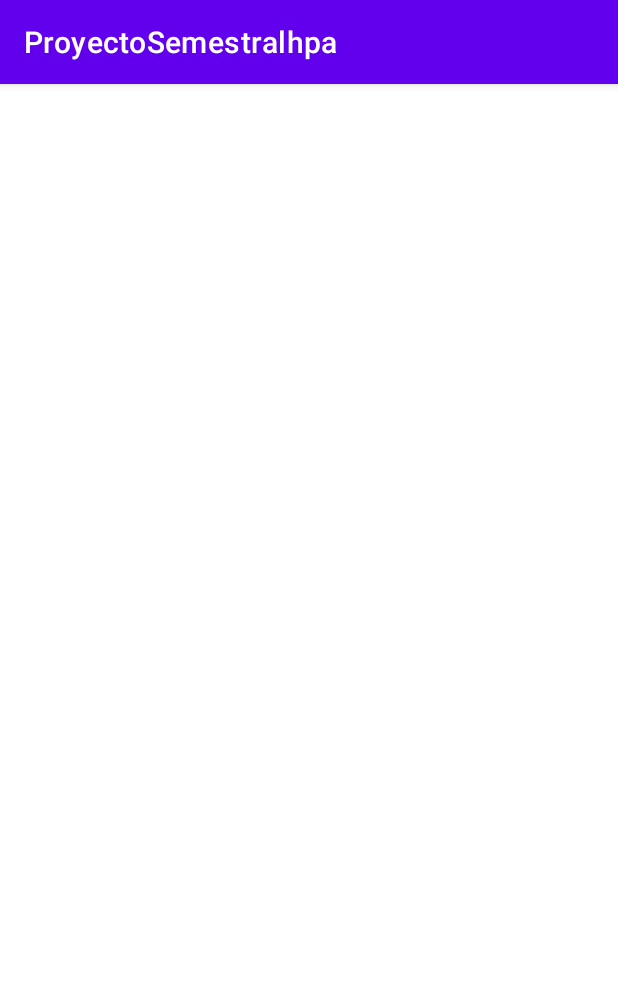
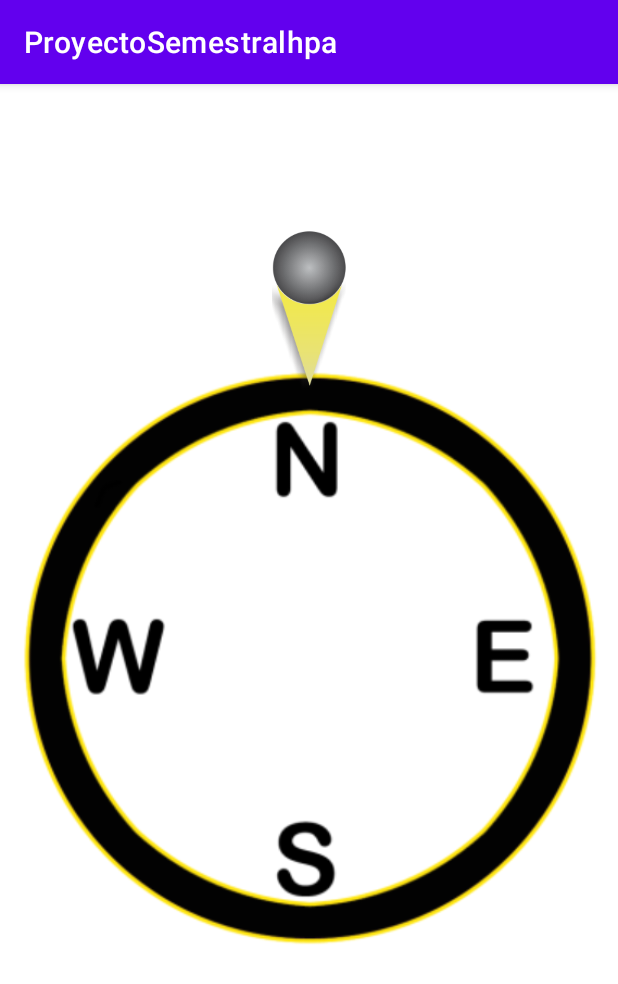
Before and after one commit to Thoma15/HPA4ProyectoSemestral, an Android app: the Sensor4 screen opened directly, with no data from a screen before it, on a phone screen of 412 x 824 dp. Shown: the top 984 px of the screen. Run offline under Robolectric (Android 15) with nearby library versions, the phone set to English and light mode, and no system bars.

Commit message:
Sensor 4 de orientacion agregado

```diff
--- a/app/src/main/java/com/example/proyectosemestralhpa/MainActivity.java
+++ b/app/src/main/java/com/example/proyectosemestralhpa/MainActivity.java
@@ -19,7 +19,7 @@ public class MainActivity extends AppCompatActivity {
         super.onCreate(savedInstanceState);
         setContentView(R.layout.activity_main);
         button = findViewById(R.id.button);
-        spin = (Spinner) findViewById(R.id.spin);
+        spin = (Spinner) findViewById(R.id.spinner);
         String[] opciones = {"Sensor 1 Proximidad", "Sensor 2 Gestos","Sensor 3 Detector", "Sensor 4 Orientación"};
         ArrayAdapter<String> aa = new
                 ArrayAdapter<String>(this,android.R.layout.simple_spinner_item,opciones);
--- a/app/src/main/java/com/example/proyectosemestralhpa/Sensor4.java
+++ b/app/src/main/java/com/example/proyectosemestralhpa/Sensor4.java
@@ -1,14 +1,67 @@
 package com.example.proyectosemestralhpa;
 
 import androidx.appcompat.app.AppCompatActivity;
-
+import android.content.Context;
+import android.hardware.Sensor;
+import android.hardware.SensorEvent;
+import android.hardware.SensorEventListener;
+import android.hardware.SensorManager;
 import android.os.Bundle;
+import android.util.Log;
+import android.view.animation.Animation;
+import android.view.animation.RotateAnimation;
+import android.widget.ImageView;
 
 public class Sensor4 extends AppCompatActivity {
-
+    private SensorManager sensorManager;
+    private ImageView compassImg;
     @Override
     protected void onCreate(Bundle savedInstanceState) {
         super.onCreate(savedInstanceState);
         setContentView(R.layout.activity_sensor4);
+        compassImg = (ImageView) findViewById(R.id.compass);
+        sensorManager = (SensorManager) getSystemService(Context.SENSOR_SERVICE);
+        Sensor magneticSensor = sensorManager.getDefaultSensor(Sensor.TYPE_MAGNETIC_FIELD);
+        Sensor accelerometerSensor = sensorManager.getDefaultSensor(Sensor.TYPE_ACCELEROMETER);
+        sensorManager.registerListener(listener, magneticSensor, SensorManager.SENSOR_DELAY_NORMAL);
+        sensorManager.registerListener(listener, accelerometerSensor,SensorManager.SENSOR_DELAY_NORMAL);
+
     }
+    @Override
+    protected void onDestroy() {
+        super.onDestroy();
+        if (sensorManager != null) {
+            sensorManager.unregisterListener(listener);
+        }
+    }
+    private SensorEventListener listener = new SensorEventListener() {
+        float[] accelerometerValues = new float[3];
+        float[] magneticValues = new float[3];
+        private float lastRotateDegree;
+        @Override
+        public void onSensorChanged(SensorEvent event) {
+// Determine whether it is an acceleration sensor or a geomagnetic sensor
+            if (event.sensor.getType() == Sensor.TYPE_ACCELEROMETER) {
+// Pay attention to call the clone() method when assigning
+                accelerometerValues = event.values.clone();
+            } else if (event.sensor.getType() == Sensor.TYPE_MAGNETIC_FIELD) {
+                magneticValues = event.values.clone();
+            }
+            float[] R = new float[9];
+            float[] values = new float[3];
+            SensorManager.getRotationMatrix(R, null, accelerometerValues, magneticValues);
+            SensorManager.getOrientation(R, values);
+            float rotateDegree = -(float) Math.toDegrees(values[0]);
+            if (Math.abs(rotateDegree - lastRotateDegree) > 1) {
+                RotateAnimation animation = new RotateAnimation(lastRotateDegree, rotateDegree, Animation.RELATIVE_TO_SELF, 0.5f, Animation.RELATIVE_TO_SELF, 0.5f);
+                animation.setFillAfter(true);
+                compassImg.startAnimation(animation);
+                lastRotateDegree = rotateDegree;
+            }
+        }
+        @Override
+        public void onAccuracyChanged(Sensor sensor, int accuracy) {
+        }
+    };
+
 }
--- a/app/src/main/res/layout/activity_sensor4.xml
+++ b/app/src/main/res/layout/activity_sensor4.xml
@@ -1,9 +1,28 @@
 <?xml version="1.0" encoding="utf-8"?>
-<androidx.constraintlayout.widget.ConstraintLayout xmlns:android="http://schemas.android.com/apk/res/android"
+<RelativeLayout xmlns:android="http://schemas.android.com/apk/res/android"
     xmlns:app="http://schemas.android.com/apk/res-auto"
     xmlns:tools="http://schemas.android.com/tools"
     android:layout_width="match_parent"
     android:layout_height="match_parent"
     tools:context=".Sensor4">
 
-</androidx.constraintlayout.widget.ConstraintLayout>
+    <ImageView
+        android:id="@+id/compass"
+        android:layout_width="770dp"
+        android:layout_height="732dp"
+
+
+        android:layout_centerInParent="true"
+        android:src="@drawable/compass" />
+
+    <ImageView
+        android:id="@+id/needle"
+        android:layout_width="60dp"
+        android:layout_height="110dp"
+        android:layout_centerHorizontal="true"
+        android:layout_marginTop="95dp"
+
+        android:rotation="180"
+        android:src="@drawable/needle" />
+
+</RelativeLayout>
--- /dev/null
+++ b/app/src/main/res/values/dimens.xml
@@ -0,0 +1,5 @@
+<?xml version="1.0" encoding="utf-8"?>
+<resources>
+    <dimen name="activity_horizontal_margin" />
+    <dimen name="activity_vertical_margin" />
+</resources>
```
Also changed, not shown: app/src/main/res/drawable-v24/compass.png (added), app/src/main/res/drawable-v24/needle.png (added).
